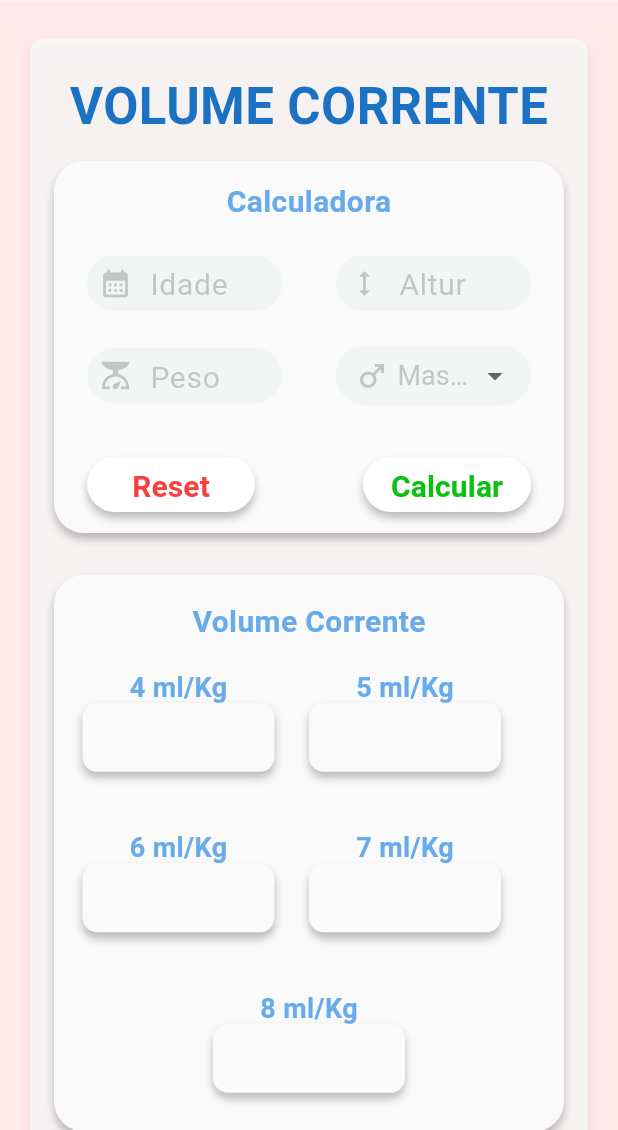
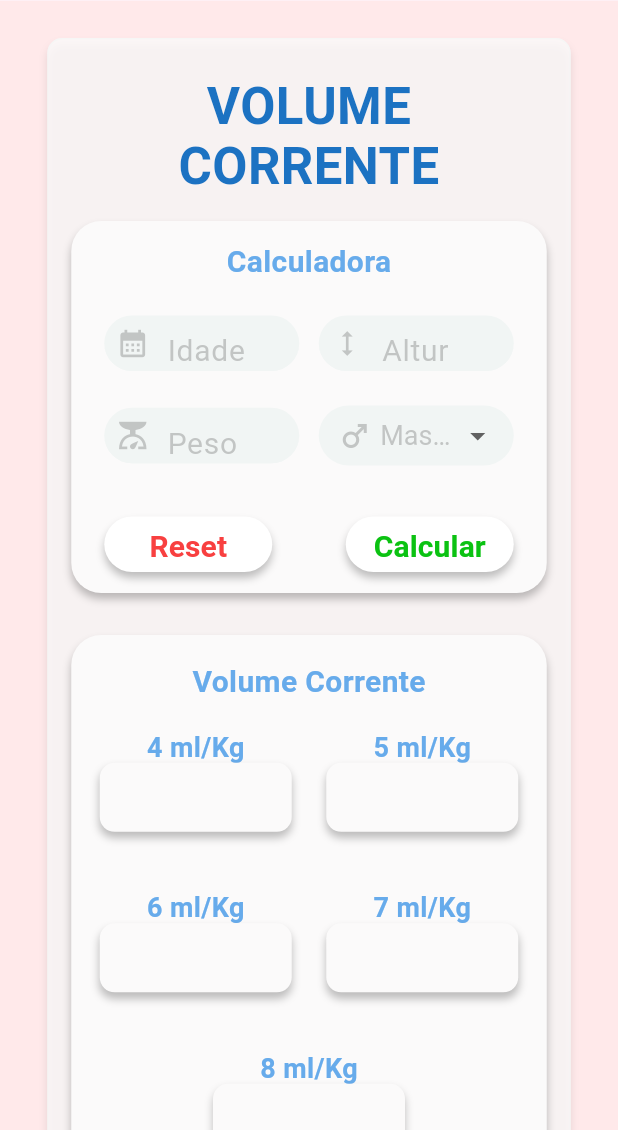
Before and after one commit to lucasvinicius73/airped, a Flutter app: the screen it shows after launch, after a tap on "Volume corrente", on a phone screen of 412 x 824 dp, the part 106-1236 px from its top. Run offline on Flutter 3.47's test engine with Material 3 defaults, Android fonts, the phone set to English and light mode, and no system bars; our stand-ins replace google_fonts.

Commit message:
Ajustes visuais e Splash Screen

```diff
--- a/lib/about/about_page.dart
+++ b/lib/about/about_page.dart
@@ -17,6 +17,7 @@ class _AboutPageState extends State<AboutPage> {
       drawer: const CustomDrawer(),
       backgroundColor: const Color(0xFFDEF7E8),
       body: SingleChildScrollView(
+        child: Center(
           child: Padding(
             padding:
                 const EdgeInsets.only(top: 25, left: 21, right: 22, bottom: 24),
@@ -169,6 +170,7 @@ class _AboutPageState extends State<AboutPage> {
             ),
           ),
         ),
+      ),
     );
   }
 }
--- a/lib/app_widget.dart
+++ b/lib/app_widget.dart
@@ -1,9 +1,9 @@
 import 'package:airped/about/about_page.dart';
-import 'package:airped/canula/canula_page.dart';
 import 'package:airped/cpap_tqt/cpap_tqt.dart';
 import 'package:airped/desconforto_resp/desconforto_resp.dart';
 import 'package:airped/desconforto_resp/desconforto_result_page.dart';
 import 'package:airped/home/home_page.dart';
+import 'package:airped/splash_screen.dart';
 import 'package:airped/tot_pf/tot_pf.dart';
 import 'package:airped/volume/volume_corrente.dart';
 import 'package:flutter/material.dart';
@@ -30,13 +30,12 @@ class _MyAppState extends State<MyApp> {
         textTheme: GoogleFonts.robotoTextTheme(),
       ),
       themeMode: ThemeMode.light,
-      home: const HomePage(),
       routes: {
+        '/': (context) => const SplashScreen(),
         '/home': (context) => const HomePage(),
         '/volume_corrente_page': (context) => const VolumeCorrentePage(),
         '/tot_pf_page': (context) => const TotPFPage(),
         '/cpap_tqt_page': (context) => const CpapTqtPage(),
-        '/canula_page': (context) => const CanulaPage(),
         '/desconforto_resp_page': (context) => const DesconfortoRespPage(),
         '/desconforto_result_page': (context) => const DesconfortoResultPage(),
         '/about': (context) => const AboutPage(),
--- a/lib/calculadora/Widgets/custom_text_form.dart
+++ b/lib/calculadora/Widgets/custom_text_form.dart
@@ -39,7 +39,7 @@ class CustomTextFormCalculadora extends StatelessWidget {
           suffixText: suffixText,
           contentPadding: const EdgeInsets.only(
             bottom: 5,
-            top: 2,
+            top: 6,
             right: 10,
           ),
           hintStyle: const TextStyle(
--- a/lib/home/Widgets/menu_button.dart
+++ b/lib/home/Widgets/menu_button.dart
@@ -1,5 +1,3 @@
-import 'package:airped/home/Widgets/custom_box_shadow.dart';
-import 'package:flutter/cupertino.dart';
 import 'package:flutter/material.dart';
 
 class MenuButton extends StatelessWidget {
@@ -16,11 +14,12 @@ class MenuButton extends StatelessWidget {
 
   @override
   Widget build(BuildContext context) {
-    return Padding(
-      padding: const EdgeInsets.all(10),
-      child: InkWell(
+    return InkWell(
       child: Container(
-          padding: const EdgeInsets.symmetric(vertical: 10, horizontal: 10),
+        width: 149,
+        height: 138,
+        padding:
+            const EdgeInsets.only(top: 16, left: 10, right: 10, bottom: 10),
         decoration: ShapeDecoration(
           color: color,
           shape: RoundedRectangleBorder(
@@ -41,8 +40,9 @@ class MenuButton extends StatelessWidget {
           mainAxisAlignment: MainAxisAlignment.center,
           children: [
             Image.asset(icon),
-              const Spacer(),
+            //const Spacer(),
             SizedBox(
+              width: 136,
               child: Text(
                 title,
                 maxLines: 2,
@@ -60,7 +60,6 @@ class MenuButton extends StatelessWidget {
         ),
       ),
       onTap: () => Navigator.of(context).pushNamed(route),
-      ),
     );
   }
 }
--- a/lib/home/home_page.dart
+++ b/lib/home/home_page.dart
@@ -1,7 +1,5 @@
 import 'package:airped/home/Widgets/menu_button.dart';
-import 'package:flutter/cupertino.dart';
 import 'package:flutter/material.dart';
-import 'package:flutter/widgets.dart';
 
 class HomePage extends StatelessWidget {
   const HomePage({super.key});
@@ -11,7 +9,9 @@ class HomePage extends StatelessWidget {
     return Scaffold(
       appBar: AppBar(
         centerTitle: true,
-          title: const Text.rich(
+        title: const Padding(
+          padding: EdgeInsets.only(top: 23),
+          child: Text.rich(
             TextSpan(
               children: [
                 TextSpan(
@@ -36,22 +36,33 @@ class HomePage extends StatelessWidget {
                 ),
               ],
             ),
-          )),
+          ),
+        ),
+        bottom: const PreferredSize(
+          preferredSize: Size(390, 17),
+          child: Divider(
+            // Linha divisória
+            color: Color(0xFFF1F5F4), // Cor da linha
+            height: 1.0, // Espessura da linha
+          ),
+        ),
+      ),
       body: SingleChildScrollView(
-        child: Padding(
-          padding: const EdgeInsets.symmetric(horizontal: 20, vertical: 40),
+        child: Container(
+          padding: const EdgeInsets.symmetric(horizontal: 20, vertical: 23),
+          child: Center(
             child: Column(
-            crossAxisAlignment: CrossAxisAlignment.center,
-            //mainAxisAlignment: MainAxisAlignment.center,
               children: [
                 Container(
-                height: 500,
+                  height: 414,
+                  width: 347,
                   padding: const EdgeInsets.only(
-                    top: 30, left: 8, right: 8, bottom: 30),
+                      top: 24, left: 14, right: 14, bottom: 23),
                   decoration: ShapeDecoration(
                     color: const Color(0xFFFBFAFA),
                     shape: RoundedRectangleBorder(
-                    side: const BorderSide(width: 1, color: Color(0x7FF1F5F4)),
+                      side:
+                          const BorderSide(width: 1, color: Color(0x7FF1F5F4)),
                       borderRadius: BorderRadius.circular(10),
                     ),
                     shadows: const [
@@ -63,9 +74,9 @@ class HomePage extends StatelessWidget {
                       )
                     ],
                   ),
-                child: Column(
+                  child: const Column(
                     children: [
-                    const Text(
+                      Text(
                         "PROCEDIMENTOS",
                         style: TextStyle(
                           color: Color(0xFF1C72C2),
@@ -75,16 +86,19 @@ class HomePage extends StatelessWidget {
                           height: 0,
                         ),
                       ),
-                    Expanded(
-                      child: GridView.count(
-                        physics: const NeverScrollableScrollPhysics(),
-                        crossAxisCount: 2,
-                        children: const [
+                      SizedBox(
+                        height: 22,
+                      ),
+                      Row(
+                        children: [
                           MenuButton(
                             title: "Volume corrente",
                             route: "/volume_corrente_page",
                             icon: 'assets/home/pulmao.png',
                             color: Colors.white,
+                          ),
+                          SizedBox(
+                            width: 19,
                           ),
                           MenuButton(
                             title: "TOT e Ponto de Fixação",
@@ -92,11 +106,21 @@ class HomePage extends StatelessWidget {
                             icon: 'assets/home/tot.png',
                             color: Color(0xFFFCF6BD),
                           ),
+                        ],
+                      ),
+                      SizedBox(
+                        height: 22,
+                      ),
+                      Row(
+                        children: [
                           MenuButton(
                             title: "CPAP e Candula de TQT",
                             route: "/cpap_tqt_page",
                             icon: 'assets/home/tqt.png',
                             color: Color(0xFFA9DEF9),
+                          ),
+                          SizedBox(
+                            width: 19,
                           ),
                           MenuButton(
                             title: "Desconforto Respiratorio",
@@ -106,7 +130,6 @@ class HomePage extends StatelessWidget {
                           ),
                         ],
                       ),
-                    ),
                     ],
                   ),
                 ),
@@ -114,13 +137,14 @@ class HomePage extends StatelessWidget {
                   height: 30,
                 ),
                 Container(
-                width: double.infinity,
-                height: 150,
+                  width: 347,
+                  height: 160,
                   padding: const EdgeInsets.only(top: 19, bottom: 33),
                   decoration: ShapeDecoration(
                     color: const Color(0xFFFBFAFA),
                     shape: RoundedRectangleBorder(
-                    side: const BorderSide(width: 1, color: Color(0x7FF1F5F4)),
+                      side:
+                          const BorderSide(width: 1, color: Color(0x7FF1F5F4)),
                       borderRadius: BorderRadius.circular(10),
                     ),
                     shadows: const [
@@ -151,7 +175,7 @@ class HomePage extends StatelessWidget {
                           width: 187,
                           height: 47,
                           decoration: ShapeDecoration(
-                          color: Color(0xFFFBFAFA),
+                            color: const Color(0xFFFBFAFA),
                             shape: RoundedRectangleBorder(
                               borderRadius: BorderRadius.circular(100),
                             ),
@@ -168,7 +192,11 @@ class HomePage extends StatelessWidget {
                             crossAxisAlignment: CrossAxisAlignment.center,
                             mainAxisAlignment: MainAxisAlignment.center,
                             children: [
-                            Icon(Icons.help),
+                              Icon(
+                                Icons.help_outline,
+                                color: Color(0xFF67ABEB),
+                                size: 22,
+                              ),
                               SizedBox(
                                 width: 7,
                               ),
@@ -193,6 +221,7 @@ class HomePage extends StatelessWidget {
             ),
           ),
         ),
+      ),
     );
   }
 }
--- /dev/null
+++ b/lib/splash_screen.dart
@@ -0,0 +1,37 @@
+import 'package:flutter/material.dart';
+import 'package:flutter/services.dart';
+
+class SplashScreen extends StatefulWidget {
+  const SplashScreen({super.key});
+
+  @override
+  State<SplashScreen> createState() => _SplashScreenState();
+}
+
+class _SplashScreenState extends State<SplashScreen> {
+  @override
+  void initState() {
+    // TODO: implement initState
+    super.initState();
+
+    SystemChrome.setEnabledSystemUIMode(SystemUiMode.immersive);
+
+    Future.delayed(const Duration(seconds: 1),
+        () => Navigator.of(context).pushReplacementNamed('/home'));
+  }
+
+  @override
+  void dispose() {
+    SystemChrome.setEnabledSystemUIMode(SystemUiMode.manual,
+        overlays: SystemUiOverlay.values);
+    super.dispose();
+  }
+
+  @override
+  Widget build(BuildContext context) {
+    return Scaffold(
+      backgroundColor: const Color(0xFF67ABEB),
+      body: Center(child: Image.asset('assets/logo.png')),
+    );
+  }
+}
--- a/lib/volume/volume_corrente.dart
+++ b/lib/volume/volume_corrente.dart
@@ -30,13 +30,15 @@ class _VolumeCorrentePageState extends State<VolumeCorrentePage> {
       body: ListenableBuilder(
         listenable: controller,
         builder: (context, child) => SingleChildScrollView(
+          child: Center(
             child: Padding(
+              padding: const EdgeInsets.only(
+                  top: 25, left: 20, right: 20, bottom: 36),
+              child: Container(
                 padding:
-                const EdgeInsets.only(top: 25, left: 20, right: 20, bottom: 36),
-            child: Container(
-              padding: const EdgeInsets.symmetric(horizontal: 15, vertical: 24),
-              width: double.infinity,
-              height: 904,
+                    const EdgeInsets.symmetric(horizontal: 15, vertical: 24),
+                width: 349,
+                height: 935,
                 decoration: ShapeDecoration(
                   color: const Color(0xCCFBFAFA),
                   shape: RoundedRectangleBorder(
@@ -192,6 +194,9 @@ class _VolumeCorrentePageState extends State<VolumeCorrentePage> {
                               height: 0,
                             ),
                           ),
+                          const SizedBox(
+                            height: 13,
+                          ),
                           Container(
                               width: 187,
                               height: 47,
@@ -230,6 +235,7 @@ class _VolumeCorrentePageState extends State<VolumeCorrentePage> {
             ),
           ),
         ),
+      ),
     );
   }
 }
--- a/pubspec.yaml
+++ b/pubspec.yaml
@@ -62,3 +62,4 @@ flutter:
   - assets/home/tot.png
   - assets/home/tqt.png
   - assets/home/pulmao.png
+  - assets/logo.png
```
Also changed, not shown: lib/canula/canula_page.dart (deleted, +0 -15 lines), lib/cpap_tqt/cpap_tqt.dart (+14 -9 lines), lib/desconforto_resp/desconforto_resp.dart (+6 -3 lines), lib/desconforto_resp/desconforto_result_page.dart (+8 -4 lines), lib/tot_pf/tot_controller.dart (+9 -2 lines), lib/tot_pf/tot_pf.dart (+9 -4 lines), assets/home/baby.png, assets/logo.png (added). Lines whose indentation alone changed are shown as unchanged.
